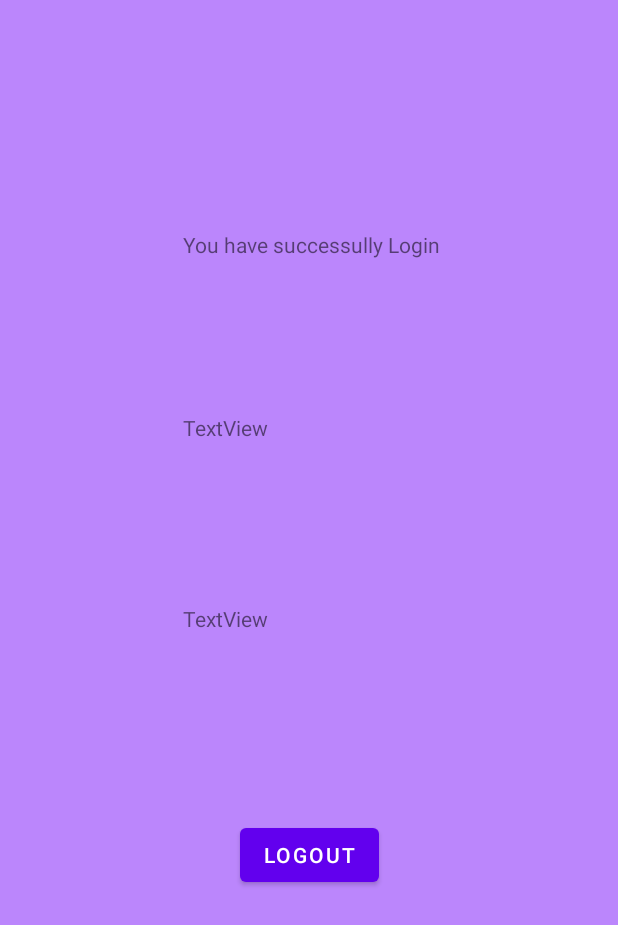
After one commit to Manzi12/wishlist, an Android app: the layout activity_main.xml on its own in the app's theme, with its tools: preview values and no code run, on a phone screen of 412 x 824 dp. The commit adds this screen. Shown: the top 925 px of the screen. Run offline under Robolectric (Android 15) with nearby library versions, the phone set to English and light mode, and no system bars.

Commit message:
Finally login and resgiter with firebase is complete and working as expected

```diff
--- a/app/src/main/AndroidManifest.xml
+++ b/app/src/main/AndroidManifest.xml
@@ -9,13 +9,15 @@
         android:roundIcon="@mipmap/ic_launcher_round"
         android:supportsRtl="true"
         android:theme="@style/Theme.Wishlistapp">
-        <activity android:name=".MainActivity">
+        <activity android:name=".SignUp">
             <intent-filter>
                 <action android:name="android.intent.action.MAIN" />
 
                 <category android:name="android.intent.category.LAUNCHER" />
             </intent-filter>
         </activity>
+        <activity android:name=".MainActivity" />
+        <activity android:name=".LoginActivity"></activity>
     </application>
 
 </manifest>
--- a/app/src/main/res/layout/log_in.xml
+++ b/app/src/main/res/layout/activity_login.xml
@@ -4,7 +4,7 @@
     xmlns:tools="http://schemas.android.com/tools"
     android:layout_width="match_parent"
     android:layout_height="match_parent"
-    android:background="@color/teal_200"
+    android:background="@color/purple_200"
     tools:context=".MainActivity">
 
     <LinearLayout
@@ -17,7 +17,7 @@
             android:layout_width="150dp"
             android:layout_height="150dp"
             android:layout_gravity="center"
-            android:src="@drawable/abc_vector_test" />
+            android:src="@drawable/newyear" />
 
         <EditText
             android:id="@+id/login_username"
@@ -47,7 +47,7 @@
     </LinearLayout>
 
     <Button
-        android:id="@+id/btn_sign_up"
+        android:id="@+id/btn_register"
         android:layout_width="match_parent"
         android:layout_height="wrap_content"
         android:layout_alignParentBottom="true"
--- /dev/null
+++ b/app/src/main/res/layout/activity_main.xml
@@ -0,0 +1,59 @@
+<?xml version="1.0" encoding="utf-8"?>
+<androidx.constraintlayout.widget.ConstraintLayout xmlns:android="http://schemas.android.com/apk/res/android"
+    xmlns:app="http://schemas.android.com/apk/res-auto"
+    xmlns:tools="http://schemas.android.com/tools"
+    android:layout_width="match_parent"
+    android:layout_height="match_parent"
+    android:background="@color/purple_200"
+    tools:context=".MainActivity">
+
+
+    <TextView
+        android:id="@+id/textView5"
+        android:layout_width="wrap_content"
+        android:layout_height="wrap_content"
+        tools:text="TextView"
+        app:layout_constraintBottom_toBottomOf="parent"
+        app:layout_constraintEnd_toEndOf="@+id/user_id"
+        android:gravity="center_vertical"
+        app:layout_constraintStart_toStartOf="@+id/user_id"
+        app:layout_constraintTop_toTopOf="parent" />
+
+    <TextView
+        android:id="@+id/user_id"
+        android:layout_width="wrap_content"
+        android:layout_height="wrap_content"
+        tools:text="TextView"
+        android:gravity="center_vertical"
+        app:layout_constraintBottom_toTopOf="@+id/textView5"
+        app:layout_constraintEnd_toEndOf="@+id/email_id"
+        app:layout_constraintHorizontal_bias="0.0"
+        app:layout_constraintStart_toStartOf="@+id/email_id"
+        app:layout_constraintTop_toTopOf="parent"
+        app:layout_constraintVertical_bias="0.718" />
+
+    <TextView
+        android:id="@+id/email_id"
+        android:layout_width="wrap_content"
+        android:layout_height="wrap_content"
+        android:text="You have successully Login"
+        android:gravity="center_vertical"
+        app:layout_constraintBottom_toTopOf="@+id/user_id"
+        app:layout_constraintEnd_toEndOf="@+id/btn_logout"
+        app:layout_constraintHorizontal_bias="0.485"
+        app:layout_constraintStart_toStartOf="@+id/btn_logout"
+        app:layout_constraintTop_toTopOf="parent"
+        app:layout_constraintVertical_bias="0.6" />
+
+    <Button
+        android:id="@+id/btn_logout"
+        android:layout_width="wrap_content"
+        android:layout_height="wrap_content"
+        android:text="Logout"
+        app:layout_constraintBottom_toBottomOf="parent"
+        app:layout_constraintEnd_toEndOf="parent"
+        app:layout_constraintStart_toStartOf="parent"
+        app:layout_constraintTop_toBottomOf="@+id/textView5"
+        app:layout_constraintVertical_bias="0.35" />
+
+</androidx.constraintlayout.widget.ConstraintLayout>
```
Also changed, not shown: app/build.gradle (+4 -7 lines), app/src/main/java/org/wit/wishlistapp/LoginActivity.kt (added, +76 -0 lines), app/src/main/java/org/wit/wishlistapp/MainActivity.kt (+11 -19 lines), app/src/main/java/org/wit/wishlistapp/SignUp.kt (added, +72 -0 lines), app/src/main/java/org/wit/wishlistapp/Sign_up.kt (deleted, +0 -21 lines), app/src/main/res/layout/activity_sign_up.xml (renamed from app/src/main/res/layout/sign_up.xml, +21 -21 lines), app/src/main/res/layout/main_activity.xml (deleted, +0 -41 lines), app/src/main/res/drawable-v24/newyear.png (added), app/src/main/res/drawable-v24/wishback.png (added).
